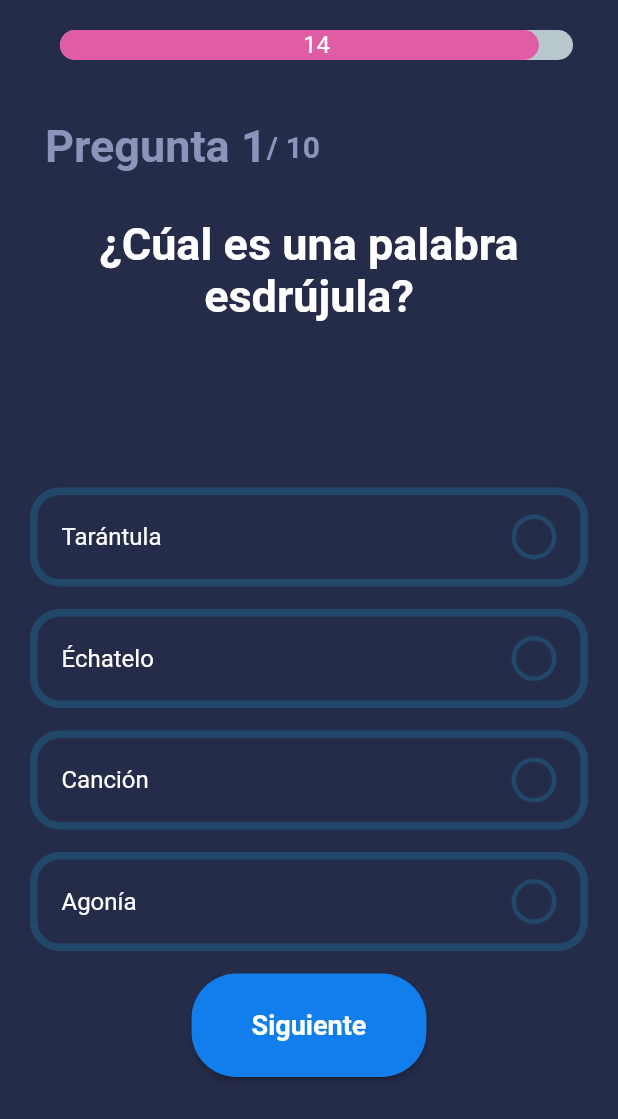
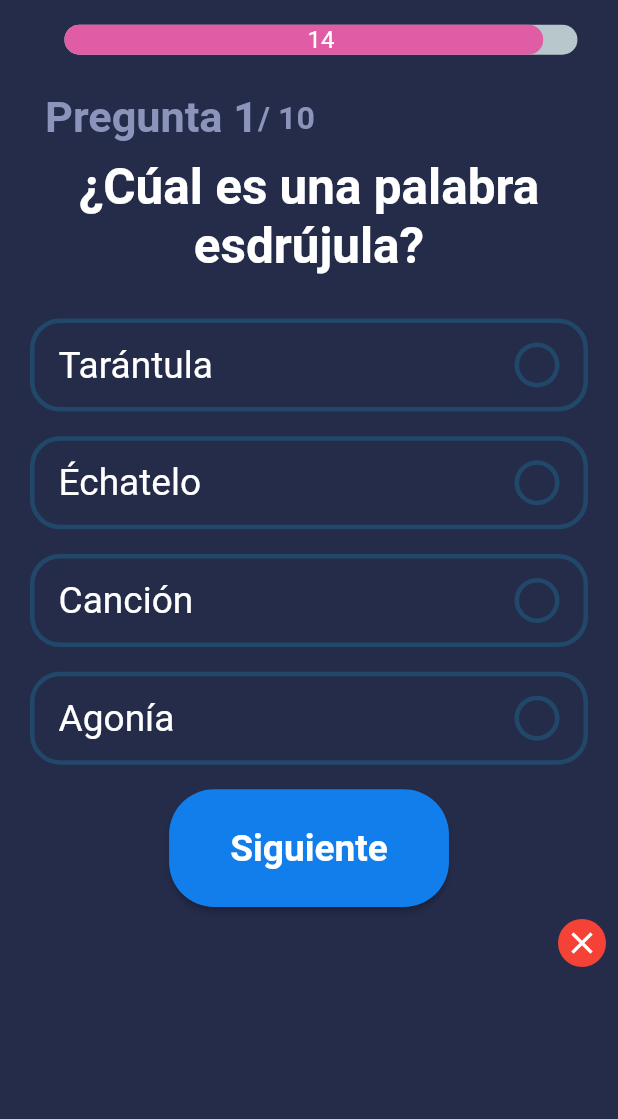
Before and after one commit to JovannyRch/quizsurf, a Flutter app: the screen it shows after launch, after a tap on "INICIAR", on a phone screen of 412 x 824 dp. Shown: the top 1119 px of the screen. Run offline on Flutter 3.47's test engine with Material 2 defaults, Android fonts, the light colour scheme and no system bars; drawn by our look-alikes of percent_indicator; our stand-ins replace carousel_slider, flip_card, sqflite; accounts and stored records are empty.

Commit message:
Avances en las fichas

```diff
--- a/lib/providers/fichas_provider.dart
+++ b/lib/providers/fichas_provider.dart
@@ -1,12 +1,81 @@
-import 'package:http/http.dart' as http;
+import 'dart:io';
+
+import 'package:quizsurf/models/fichas_model.dart';
+import 'package:sqflite/sqflite.dart';
+import 'package:path_provider/path_provider.dart';
+import 'package:path/path.dart';
+
 
 class FichasProvider {
-  final url =
-      'https://flutter-chat-e1a40.firebaseio.com/fichas/jovannyrch/fichas.json';
+  static Database _database;
+  static final FichasProvider db = FichasProvider._();
+  String tabla = "fichas";
+  FichasProvider._() {}
 
-  Future<List<dynamic>> getFichas() async {
-    var response = await http.get(url);
-    print('Response status: ${response.statusCode}');
-    print('Response body: ${response.body}');
+  Future<Database> get database async {
+    if (_database != null) return _database;
+    _database = await initDB();
+    return _database;
+  }
+
+  initDB() async {
+    Directory documentsDirectory = await getApplicationDocumentsDirectory();
+    String path = join(documentsDirectory.path, '$tabla.db');
+    return await openDatabase(path, version: 1,
+        onCreate: (Database db, int version) async {
+      await db.execute(
+        "CREATE TABLE $tabla"
+        "(id INTEGER PRIMARY KEY,"
+        "tema text,"
+        "concepto text"
+        ")",
+      );
+    });
+  }
+
+  insert(FichasModel scan) async {
+    final db = await database;
+    return await db.insert(tabla, scan.toJson());
+  }
+
+  Future<FichasModel> getById(int id) async {
+    final db = await database;
+    final res = await db.query(tabla, where: 'id = ?', whereArgs: [id]);
+    return res.isNotEmpty ? FichasModel.fromJson(res.first) : null;
+  }
+
+  Future<List<FichasModel>> getAll() async {
+    final db = await database;
+    final res = await db.query(tabla);
+    return res.isEmpty
+        ? []
+        : res.map((registro) => FichasModel.fromJson(registro)).toList();
+  }
+
+  Future<List<FichasModel>> getBy(String campo, String valor) async {
+    final db = await database;
+    final res = await db.rawQuery("SELECT * from $tabla where $campo = '$valor'");
+    return res.isNotEmpty
+        ? []
+        : res.map((registro) => FichasModel.fromJson(registro)).toList();
+  }
+
+  Future<int> update(FichasModel tajeta) async {
+    final db = await database;
+    final res = await db
+        .update(tabla, tajeta.toJson(), where: 'id = ?', whereArgs: [tajeta.id]);
+    return res;
+  }
+
+  Future<int> delete(int id) async {
+    final db = await database;
+    final res = await db.delete(tabla, where: 'id = ?', whereArgs: [id]);
+    return res;
+  }
+
+  Future<int> deleteAll() async {
+    final db = await database;
+    final res = await db.rawDelete("DELETE from $tabla");
+    return res;
   }
 }
--- a/lib/screens/categorias_screen.dart
+++ b/lib/screens/categorias_screen.dart
@@ -3,15 +3,41 @@ import 'package:carousel_slider/carousel_slider.dart';
 import 'package:flutter/material.dart';
 
 class CategoriasScreen extends StatelessWidget {
-  const CategoriasScreen({Key key}) : super(key: key);
+  double alto;
+  double ancho;
+
+List<Map<String,dynamic>> categorias = [
+    {
+      'titulo': 'Matemáticas',
+      'color1': Color.fromRGBO(241, 142, 17, 1.0),
+      'color2': Color.fromRGBO(236, 98, 18, 1.0),
+    },
+    {
+      'titulo': 'Geografía',
+      'color1': Color.fromRGBO(0, 142, 17, 1.0),
+      'color2': Color.fromRGBO(0, 98, 18, 1.0),
+    },
+    {
+      'titulo': 'Historia',
+      'color1': Color.fromRGBO(241, 0, 17, 1.0),
+      'color2': Color.fromRGBO(236, 0, 18, 1.0),
+    },
+    {
+      'titulo': 'Inglés',
+      'color1': Color.fromRGBO(120, 142, 0, 1.0),
+      'color2': Color.fromRGBO(100, 98, 0, 1.0),
+    },
+  ];
 
   @override
   Widget build(BuildContext context) {
+    this.alto = MediaQuery.of(context).size.height;
+    this.ancho = MediaQuery.of(context).size.width;
     final caja = Transform.rotate(
       angle: -pi / 2.8,
       child: Container(
-        width: 250,
-        height: 250,
+        width: this.ancho*.5,
+        height: this.alto*.5,
         decoration: BoxDecoration(
           borderRadius: BorderRadius.circular(70.0),
           color: Colors.grey.shade200,
@@ -39,8 +65,8 @@ class CategoriasScreen extends StatelessWidget {
       child: Column(
         crossAxisAlignment: CrossAxisAlignment.start,
         children: <Widget>[
-          Container(
-            height: 50.0,
+          /*Container(
+            height: this.alto*0.08,
             padding: EdgeInsets.all(10.0),
             child: Row(
               mainAxisAlignment: MainAxisAlignment.end,
@@ -57,16 +83,16 @@ class CategoriasScreen extends StatelessWidget {
                 )
               ],
             ),
-          ),
+          ),*/
           SizedBox(
-            height: 30.0,
+            height: this.alto*0.02
           ),
           Container(
             padding: EdgeInsets.symmetric(horizontal: 20.0),
             child: Column(
               crossAxisAlignment: CrossAxisAlignment.start,
               children: <Widget>[
-                Text(
+                /* Text(
                   "Hola Daniela",
                   textAlign: TextAlign.start,
                   style: TextStyle(
@@ -76,26 +102,30 @@ class CategoriasScreen extends StatelessWidget {
                 ),
                 SizedBox(
                   height: 10.0,
-                ),
+                ),*/
                 Text(
-                  "¿Lista para aprender?",
+                  "¿List@ para aprender?",
                   style: TextStyle(
-                    fontSize: 40.0,
+                    fontSize: this.alto*0.04,
                     color: Colors.blue.shade900,
                   ),
                   textAlign: TextAlign.start,
                 ),
                 SizedBox(
-                  height: 30.0,
+                  height: alto*0.035,
                 ),
                 CarouselSlider(
-                  height: 400.0,
+                  height: alto*0.5,
                   viewportFraction: 0.9,
-                  items: [1, 2, 3, 4, 5].map((i) {
-                    return Builder(
-                      builder: (BuildContext context) {
-                        return CardMateria(context: context);
-                      },
+                  items: categorias.map((categoria) {
+
+                    var materia = categoria['titulo'];
+                    Color color1 = categoria['color1'];
+                    Color color2 = categoria['color2'];
+                    return CardMateria(
+                      materia: materia,
+                      color1: color1,
+                      color2: color2
                     );
                   }).toList(),
                 ),
@@ -103,7 +133,7 @@ class CategoriasScreen extends StatelessWidget {
             ),
           ),
           SizedBox(
-            height: 20.0,
+            height: alto*0.02,
           ),
           Container(
             padding: EdgeInsets.symmetric(horizontal: 20.0),
@@ -134,22 +164,24 @@ class CategoriasScreen extends StatelessWidget {
 }
 
 class CardMateria extends StatelessWidget {
-  const CardMateria({
-    Key key,
-    @required this.context,
-  }) : super(key: key);
 
-  final BuildContext context;
+  CardMateria({this.materia, this.color1, this.color2});
+  final String materia;
+  final Color color1;
+  final Color color2;
+
 
   @override
   Widget build(BuildContext context) {
+    double alto = MediaQuery.of(context).size.height;
+    double ancho = MediaQuery.of(context).size.width;
     return Container(
       margin: EdgeInsets.symmetric(horizontal: 8.0),
       height: MediaQuery.of(context).size.height * 0.5,
       decoration: BoxDecoration(
         boxShadow: [
           BoxShadow(
-            color: Color.fromRGBO(241, 142, 17, 1.0).withOpacity(0.3),
+            color: this.color1.withOpacity(0.3),
             spreadRadius: 2,
             blurRadius: 1,
             offset: Offset(5, 0), // changes position of shadow
@@ -160,8 +192,8 @@ class CardMateria extends StatelessWidget {
             begin: Alignment.topCenter,
             end: Alignment.bottomCenter,
             colors: [
-              Color.fromRGBO(241, 142, 17, 1.0),
-              Color.fromRGBO(236, 98, 18, 1.0),
+              this.color1,
+              this.color2
             ]),
       ),
       child: Container(
@@ -171,23 +203,23 @@ class CardMateria extends StatelessWidget {
           crossAxisAlignment: CrossAxisAlignment.start,
           children: <Widget>[
             Text(
-              'Matemáticas',
+              materia,
               style: TextStyle(
-                fontSize: 40.0,
+                fontSize: alto*0.05,
                 fontWeight: FontWeight.bold,
                 color: Colors.white,
               ),
             ),
             SizedBox(
-              height: 30.0,
+              height: alto*0.03,
             ),
             RaisedButton(
               color: Colors.grey.shade200,
               child: Container(
-                width: 140.0,
+                width: MediaQuery.of(context).size.width*.50,
+                height: alto*0.1,
                 padding: EdgeInsets.symmetric(
-                  vertical: 20.0,
-                  horizontal: 10.0,
+                  vertical: alto*0.03,
                 ),
                 child: Row(
                   mainAxisAlignment: MainAxisAlignment.center,
@@ -195,8 +227,8 @@ class CardMateria extends StatelessWidget {
                     Text(
                       'INICIAR',
                       style: TextStyle(
-                        color: Color.fromRGBO(236, 98, 18, 1.0),
-                        fontSize: 22.0,
+                        color: this.color1,
+                        fontSize: alto*0.03,
                         fontWeight: FontWeight.w900,
                       ),
                     ),
@@ -208,7 +240,7 @@ class CardMateria extends StatelessWidget {
                         Icons.arrow_forward,
                         color: Colors.grey.shade200,
                       ),
-                      backgroundColor: Color.fromRGBO(236, 98, 18, 1.0),
+                      backgroundColor: this.color1,
                     )
                   ],
                 ),
--- a/lib/screens/fichas_inicio_screen.dart
+++ b/lib/screens/fichas_inicio_screen.dart
@@ -1,14 +1,126 @@
 import 'package:flutter/material.dart';
-import 'package:quizsurf/providers/fichas_provider.dart';
+import 'package:quizsurf/bloc/fichas_bloc.dart';
+import 'package:quizsurf/models/fichas_model.dart';
+import 'package:flip_card/flip_card.dart';
 
 class FichasScreen extends StatelessWidget {
-  FichasProvider fichasProvider = FichasProvider();
+  FichasBloc _fichasBloc = new FichasBloc();
+  @override
+  Widget build(BuildContext context) {
+    _fichasBloc.getDatos();
+    /* _fichasBloc.create(new FichasModel(
+      tema: 'Concepto 6',
+      concepto: 'Proident mollit amet deserunt ipsum.'
+    )); */
+    double ancho = MediaQuery.of(context).size.width;
+    double alto = MediaQuery.of(context).size.height;
+    return SafeArea(
+        child: CustomScrollView(
+      slivers: <Widget>[
+        const SliverAppBar(
+          pinned: true,
+          expandedHeight: 200.0,
+          backgroundColor: Colors.black,
+          flexibleSpace: FlexibleSpaceBar(
+            centerTitle: false,
+            title: Text(
+              'Mis fichas',
+              style: TextStyle(fontSize: 25.0),
+              textAlign: TextAlign.left,
+            ),
+          ),
+        ),
+        SliverGrid(
+          gridDelegate: SliverGridDelegateWithMaxCrossAxisExtent(
+            maxCrossAxisExtent: 200.0,
+            mainAxisSpacing: 10.0,
+            crossAxisSpacing: 10.0,
+            childAspectRatio: 4.0,
+          ),
+          delegate: SliverChildBuilderDelegate(
+            (BuildContext context, int index) {
+              return Container(
+                alignment: Alignment.center,
+                color: Colors.teal[100 * (index % 9)],
+                child: Text('Grid Item $index'),
+              );
+            },
+            childCount: 20,
+          ),
+        ),
+        SliverFixedExtentList(
+          itemExtent: 50.0,
+          delegate: SliverChildBuilderDelegate(
+            (BuildContext context, int index) {
+              return Container(
+                alignment: Alignment.center,
+                color: Colors.lightBlue[100 * (index % 9)],
+                child: Text('List Item $index'),
+              );
+            },
+          ),
+        ),
+      ],
+    ));
+  }
+
+  StreamBuilder<List<FichasModel>> buildFichasStream() {
+    return StreamBuilder(
+      stream: _fichasBloc.fichas,
+      builder:
+          (BuildContext context, AsyncSnapshot<List<FichasModel>> snapshot) {
+        if (!snapshot.hasData) {
+          return CircularProgressIndicator();
+        }
+        var fichas = snapshot.data;
+        if (fichas.length == 0) {
+          return Text("No hay datos");
+        }
+
+        return buildListaFichas(fichas);
+      },
+    );
+  }
+
+  ListView buildListaFichas(List<FichasModel> fichas) {
+    return ListView.builder(
+        itemCount: fichas.length,
+        itemBuilder: (BuildContext context, int index) {
+          FichasModel ficha = fichas[index];
+          return Container(
+            margin: EdgeInsets.only(bottom: 10.0),
+            child: FlipCard(
+              direction: FlipDirection.VERTICAL, // default
+              front: FichaComponent(texto: ficha.tema),
+              back: FichaComponent(texto: ficha.concepto),
+            ),
+          );
+        });
+  }
+}
+
+class FichaComponent extends StatelessWidget {
+  const FichaComponent({
+    Key key,
+    @required this.texto,
+  }) : super(key: key);
+  final String texto;
 
   @override
   Widget build(BuildContext context) {
-    this.fichasProvider.getFichas();
-    return Container(
-      child: Text("hola"),
+    final alto = MediaQuery.of(context).size.height;
+    return Card(
+      child: Container(
+        color: Colors.blueGrey.withOpacity(0.1),
+        height: alto * 0.25,
+        child: Center(
+          child: Text(
+            texto,
+            style: TextStyle(fontSize: alto * 0.04),
+            textAlign: TextAlign.center,
+          ),
+        ),
+      ),
     );
   }
 }
--- a/lib/screens/home_screen.dart
+++ b/lib/screens/home_screen.dart
@@ -16,12 +16,14 @@ class _HomeScreenState extends State<HomeScreen> {
   @override
   Widget build(BuildContext context) {
     return Scaffold(
-      body: IndexedStack(
+      body: Container(
+        child: IndexedStack(
         index: _selectedIndex,
         children: <Widget>[
           CategoriasScreen(),
           FichasScreen(),
         ],
+      ),
       ),
       bottomNavigationBar: BottomNavigationBar(
         items: [
@@ -32,10 +34,6 @@ class _HomeScreenState extends State<HomeScreen> {
           BottomNavigationBarItem(
             icon: Icon(Icons.art_track),
             title: Text('Fichas'),
-          ),
-          BottomNavigationBarItem(
-            icon: Icon(Icons.bookmark_border),
-            title: Text('Marcadores'),
           )
         ],
         currentIndex: _selectedIndex,
--- a/lib/screens/quiz_screen.dart
+++ b/lib/screens/quiz_screen.dart
@@ -14,7 +14,8 @@ class _QuizScreenState extends State<QuizScreen> {
   final int tiempoInicial = 15;
   int preguntaActual = 1;
   int total = 10;
-
+  double width;
+  double height;
   @override
   void initState() {
     super.initState();
@@ -31,20 +32,38 @@ class _QuizScreenState extends State<QuizScreen> {
 
   @override
   Widget build(BuildContext context) {
+    this.width = MediaQuery.of(context).size.width;
+    this.height = MediaQuery.of(context).size.height;
     return Scaffold(
+
       backgroundColor: Color(0xFF252C4A),
       body: SafeArea(
         child: SingleChildScrollView(
           child: Column(
             children: <Widget>[
+
               barraProgreso(context),
               infoPregunta(),
               SizedBox(
-                height: 30.0,
+                height: 10.0,
               ),
               preguntaBuilder(),
               opcionesBuilder(),
-              botonSiguiente()
+              botonSiguiente(),
+               Row(
+                mainAxisAlignment: MainAxisAlignment.end,
+                children: <Widget>[
+                  IconButton(
+                icon: CircleAvatar(
+                  backgroundColor: Colors.red,
+                  child: Icon(Icons.close, color: Colors.white,),
+                ),
+                onPressed: (){
+                  Navigator.pop(context);
+                },
+              )
+                ],
+              ),
             ],
           ),
         ),
@@ -63,14 +82,14 @@ class _QuizScreenState extends State<QuizScreen> {
       },
       child: Container(
         padding: EdgeInsets.all(
-          24.0,
+          this.height*0.03,
         ),
         child: Text(
           "Siguiente",
           style: TextStyle(
             color: Colors.white,
             fontWeight: FontWeight.bold,
-            fontSize: 18.0,
+            fontSize: this.height*0.03,
           ),
         ),
       ),
@@ -103,12 +122,12 @@ class _QuizScreenState extends State<QuizScreen> {
   Widget preguntaBuilder() {
     return Container(
       padding: EdgeInsets.symmetric(horizontal: 30.0),
-      height: 180.0,
+      height: this.height*0.13,
       child: Text(
         '¿Cúal es una palabra esdrújula?',
         style: TextStyle(
           color: Colors.white,
-          fontSize: 30.0,
+          fontSize: this.height*0.04,
           fontWeight: FontWeight.bold,
         ),
         textAlign: TextAlign.center,
@@ -118,7 +137,7 @@ class _QuizScreenState extends State<QuizScreen> {
 
   Container barraProgreso(BuildContext context) {
     return Container(
-      padding: EdgeInsets.only(top: 20.0, left: 30.0),
+      padding: EdgeInsets.only(top: height*0.02, left: width*0.08),
       child: LinearPercentIndicator(
         width: MediaQuery.of(context).size.width - 50,
         lineHeight: 20.0,
@@ -141,7 +160,7 @@ class _QuizScreenState extends State<QuizScreen> {
     return Container(
       padding: EdgeInsets.only(
         left: 30.0,
-        top: 40.0,
+        top: this.height*0.03,
       ),
       child: Row(
         children: <Widget>[
@@ -149,7 +168,7 @@ class _QuizScreenState extends State<QuizScreen> {
             'Pregunta ${preguntaActual.toString()}',
             style: TextStyle(
               color: Color(0xff8D94BB),
-              fontSize: 30.0,
+              fontSize: this.height*0.035,
               fontWeight: FontWeight.bold,
             ),
           ),
@@ -157,7 +176,7 @@ class _QuizScreenState extends State<QuizScreen> {
             '/ ${this.total.toString()}',
             style: TextStyle(
               color: Color(0xff8D94BB),
-              fontSize: 20.0,
+              fontSize: this.height*0.026,
               fontWeight: FontWeight.bold,
             ),
           )
@@ -180,6 +199,7 @@ class OpcionWidget extends StatefulWidget {
 class _OpcionWidgetState extends State<OpcionWidget> {
   @override
   Widget build(BuildContext context) {
+    double alto = MediaQuery.of(context).size.height;
     return GestureDetector(
       onTap: () {
         if (this.widget.isCorrect) {
@@ -192,11 +212,11 @@ class _OpcionWidgetState extends State<OpcionWidget> {
       child: Container(
         padding: EdgeInsets.symmetric(horizontal: 20.0),
         child: Container(
-          margin: EdgeInsets.only(bottom: 15.0),
+          margin: EdgeInsets.only(bottom: alto*0.02),
           decoration: BoxDecoration(
               borderRadius: BorderRadius.circular(20.0),
               border: Border.all(
-                width: 5.0,
+                width: 3.0,
                 color: Color(0xFF21486A),
               )),
           child: ListTile(
@@ -204,6 +224,7 @@ class _OpcionWidgetState extends State<OpcionWidget> {
               widget.texto,
               style: TextStyle(
                 color: Colors.white,
+                fontSize: alto*0.03
               ),
             ),
             trailing: getIcon(widget.estado),
--- a/pubspec.yaml
+++ b/pubspec.yaml
@@ -22,6 +22,9 @@ dependencies:
   percent_indicator: ^2.1.1+1
   carousel_slider: ^1.4.1
   http: ^0.12.0+4
+  sqflite: ^1.2.0
+  path_provider:
+  flip_card: ^0.4.4
 
   # The following adds the Cupertino Icons font to your application.
   # Use with the CupertinoIcons class for iOS style icons.
```
Also changed, not shown: lib/bloc/fichas_bloc.dart (added, +47 -0 lines), lib/models/fichas_model.dart (added, +28 -0 lines), pubspec.lock, 7 other files.
